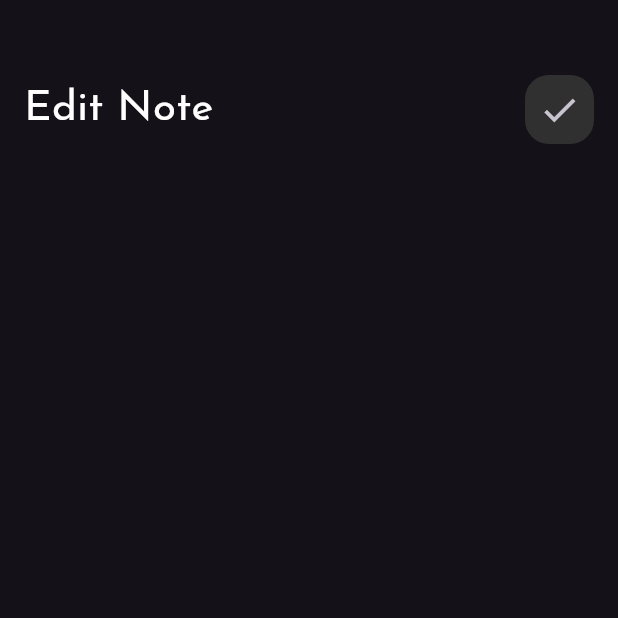
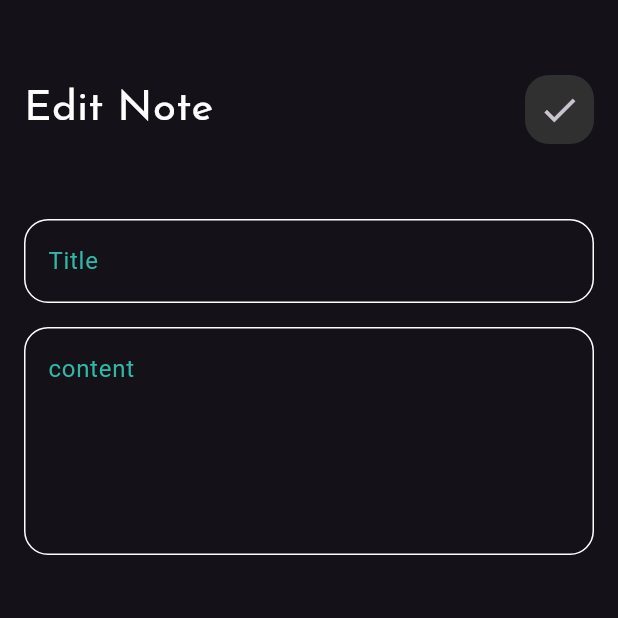
Before and after one commit to ahmedhosny00/notes_app, a Flutter app: the EditNoteView screen opened directly, on a phone screen of 412 x 824 dp, the top half of it. Run offline on Flutter 3.47's test engine with Material 3 defaults, Android fonts, the phone set to English and light mode, and no system bars.

Commit message:
edit note view ui done

```diff
--- a/lib/views/wedgits/edit_note_view_body.dart
+++ b/lib/views/wedgits/edit_note_view_body.dart
@@ -1,5 +1,6 @@
 import 'package:flutter/material.dart';
 import 'package:notes_app/views/wedgits/custom_appbar.dart';
+import 'package:notes_app/views/wedgits/custom_text_field.dart';
 
 class EditNoteViewBody extends StatelessWidget {
   const EditNoteViewBody({super.key});
@@ -19,6 +20,19 @@ class EditNoteViewBody extends StatelessWidget {
             title: "Edit Note",
             icon: Icons.check,
           ),
+          SizedBox(
+            height: 50,
+          ),
+          CustomTextField(
+            hint: "Title",
+          ),
+          SizedBox(
+            height: 16,
+          ),
+          CustomTextField(
+            hint: "content",
+            maxLines: 5,
+          ),
         ],
       ),
     );
```
